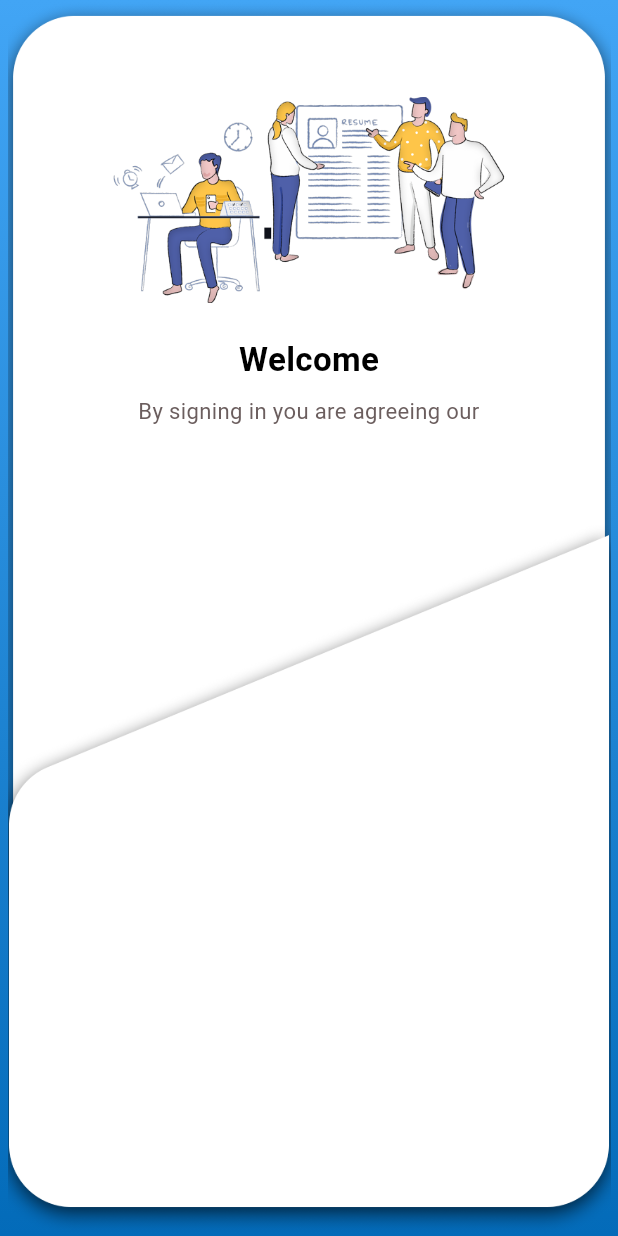
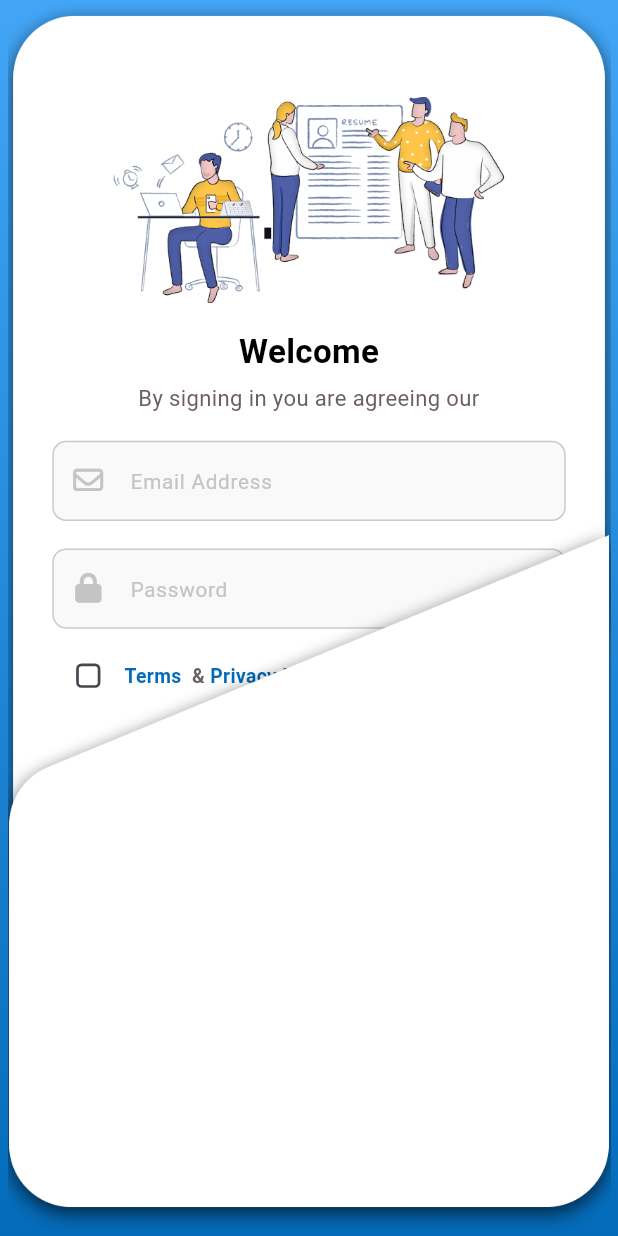
Before and after one commit to Korya25/auth_UI, a Flutter app: the screen it shows after launch, on a phone screen of 412 x 824 dp. Run offline on Flutter 3.47's test engine with Material 3 defaults, Android fonts, the light colour scheme and no system bars; our stand-ins replace animate_do, device_preview, flutter_screenutil, flutter_svg, font_awesome_flutter, google_fonts and 1 more.

Commit message:
add frist item widgets

```diff
--- /dev/null
+++ b/lib/refactors/login_form.dart
@@ -0,0 +1,34 @@
+import 'package:auth_ui/widgets/custom_button.dart';
+import 'package:auth_ui/widgets/custom_text_field.dart';
+import 'package:flutter/material.dart';
+import 'package:flutter_screenutil/flutter_screenutil.dart';
+import 'package:font_awesome_flutter/font_awesome_flutter.dart';
+
+class LoginForm extends StatefulWidget {
+  const LoginForm({super.key});
+
+  @override
+  State<LoginForm> createState() => _LoginFormState();
+}
+
+class _LoginFormState extends State<LoginForm> {
+  @override
+  Widget build(BuildContext context) {
+    return Form(
+      child: Column(
+        spacing: 20.h,
+        children: [
+          CustomTextField(
+            hintText: 'Email Address',
+            prefixIcon: FontAwesomeIcons.envelope,
+          ),
+          CustomTextField(
+            prefixIcon: FontAwesomeIcons.lock,
+            isPassword: true,
+            hintText: 'Password',
+          ),
+        ],
+      ),
+    );
+  }
+}
--- a/lib/refactors/top_background_widget.dart
+++ b/lib/refactors/top_background_widget.dart
@@ -1,4 +1,6 @@
+import 'package:auth_ui/refactors/login_form.dart';
 import 'package:auth_ui/widgets/header_widget.dart';
+import 'package:auth_ui/widgets/terms_checkbox.dart';
 import 'package:flutter/material.dart';
 import 'package:flutter_screenutil/flutter_screenutil.dart';
 
@@ -33,6 +35,17 @@ class TopBackgroundBody extends StatelessWidget {
       children: [
         //welcome
         HeaderWidget(),
+        SizedBox(height: 20.h),
+
+        LoginForm(),
+        SizedBox(height: 8.h),
+
+        TermsCheckbox(
+          value: false,
+          onChanged: (val) => {},
+          onTermsTap: () {},
+          onPrivacyTap: () {},
+        ),
       ],
     );
   }
--- a/lib/widgets/header_widget.dart
+++ b/lib/widgets/header_widget.dart
@@ -26,7 +26,7 @@ class HeaderWidget extends StatelessWidget {
         // Illustration placeholder
         Image.asset('assets/login_image.png', fit: BoxFit.cover),
 
-        SizedBox(height: 24.h),
+        SizedBox(height: 18.h),
         Text(
           title,
           style: GoogleFonts.titilliumWeb(
@@ -35,7 +35,7 @@ class HeaderWidget extends StatelessWidget {
             color: AppColors.textPrimary,
           ),
         ),
-        SizedBox(height: 8.h),
+        SizedBox(height: 4.h),
         Text(
           subtitle,
           style: GoogleFonts.titilliumWeb(
--- /dev/null
+++ b/lib/widgets/terms_checkbox.dart
@@ -0,0 +1,77 @@
+import 'package:auth_ui/constants/app_colors.dart';
+import 'package:flutter/gestures.dart';
+import 'package:flutter/material.dart';
+import 'package:flutter_screenutil/flutter_screenutil.dart';
+import 'package:google_fonts/google_fonts.dart';
+
+class TermsCheckbox extends StatelessWidget {
+  final bool value;
+  final void Function(bool?) onChanged;
+  final VoidCallback onTermsTap;
+  final VoidCallback onPrivacyTap;
+
+  const TermsCheckbox({
+    super.key,
+    required this.value,
+    required this.onChanged,
+    required this.onTermsTap,
+    required this.onPrivacyTap,
+  });
+
+  @override
+  Widget build(BuildContext context) {
+    return Row(
+      crossAxisAlignment: CrossAxisAlignment.center,
+      children: [
+        Transform.scale(
+          scale: 0.9,
+          child: Checkbox(
+            value: value,
+            onChanged: onChanged,
+            shape: RoundedRectangleBorder(
+              borderRadius: BorderRadius.circular(4),
+              side: BorderSide(color: AppColors.textSecondary),
+            ),
+          ),
+        ),
+        Flexible(
+          child: RichText(
+            text: TextSpan(
+              style: Theme.of(
+                context,
+              ).textTheme.bodyMedium?.copyWith(color: AppColors.textSecondary),
+              children: [
+                TextSpan(
+                  text: "Terms ",
+                  style: GoogleFonts.titilliumWeb(
+                    fontSize: 14.sp,
+                    color: AppColors.backgrounddark,
+                    fontWeight: FontWeight.w600,
+                  ),
+                  recognizer: TapGestureRecognizer()..onTap = onTermsTap,
+                ),
+                TextSpan(
+                  text: " & ",
+                  style: GoogleFonts.titilliumWeb(
+                    fontSize: 14.sp,
+                    color: AppColors.textSecondary,
+                    fontWeight: FontWeight.w600,
+                  ),
+                ),
+                TextSpan(
+                  text: "Privacy Policy",
+                  style: GoogleFonts.titilliumWeb(
+                    fontSize: 14.sp,
+                    color: AppColors.backgrounddark,
+                    fontWeight: FontWeight.w600,
+                  ),
+                  recognizer: TapGestureRecognizer()..onTap = onPrivacyTap,
+                ),
+              ],
+            ),
+          ),
+        ),
+      ],
+    );
+  }
+}
```
